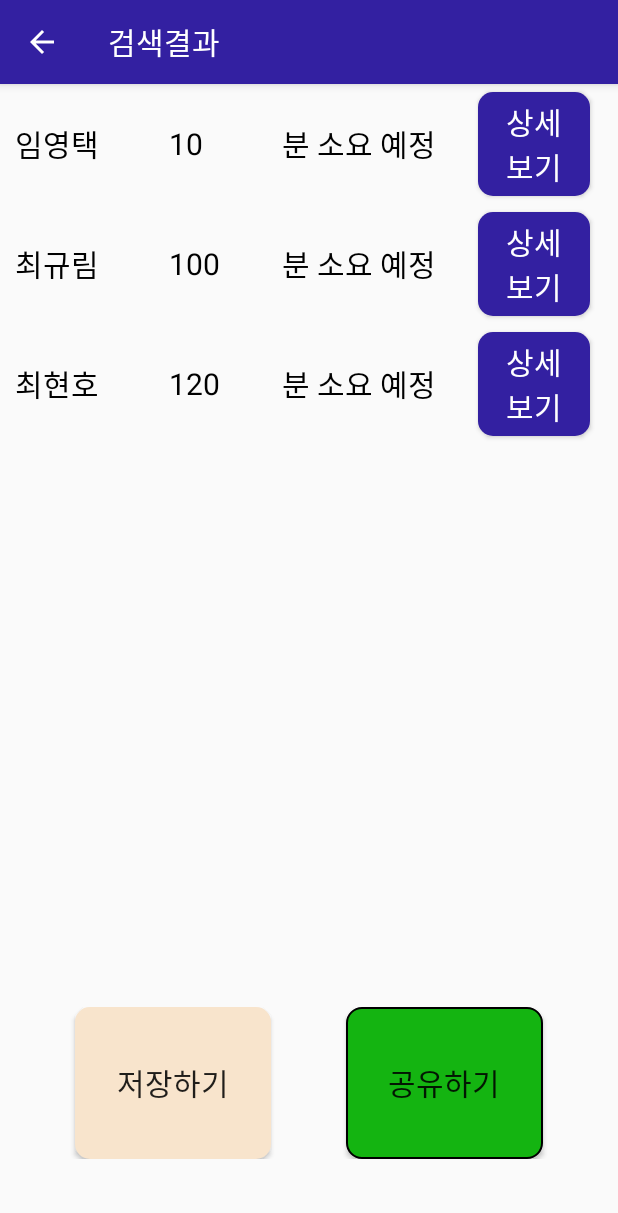
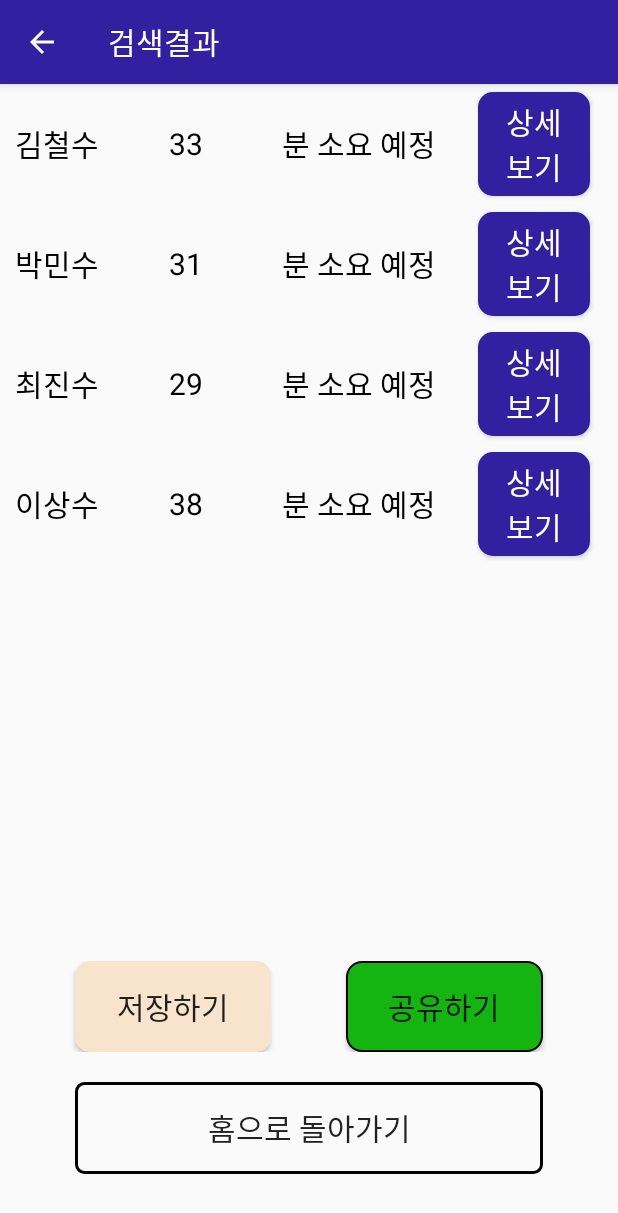
Before and after one commit to TEAM-MeetHere/MeetHere, an Android app: the ShowResult_2_7 screen opened directly, with no data from a screen before it, after a tap on "공유하기", on a phone screen of 412 x 824 dp. Shown: the top 1213 px of the screen. Run offline under Robolectric (Android 15) with nearby library versions, the phone set to English and light mode, and no system bars.

Commit message:
UI 수정 완료

```diff
--- a/app/src/main/java/com/example/meethere/MainActivity.kt
+++ b/app/src/main/java/com/example/meethere/MainActivity.kt
@@ -37,6 +37,8 @@ class MainActivity : AppCompatActivity() {
             val mAlertDialog = mBuilder.show()
             val okButton = mCodeView.findViewById<Button>(R.id.input_code_btn)
             okButton.setOnClickListener{
+                val intent = Intent(this, ShowResult_2_7::class.java)
+                startActivity(intent)
                 mAlertDialog.dismiss()
             }
         }
--- a/app/src/main/java/com/example/meethere/ResultAdopter.kt
+++ b/app/src/main/java/com/example/meethere/ResultAdopter.kt
@@ -67,6 +67,7 @@ class ResultAdopter (
                 notifyDataSetChanged()*/
                 val context=holder.itemView.context
                 val intent = Intent(context, ShowDetail_2_8::class.java)
+                intent.putExtra("Name",curAddress.Name)
                 context.startActivity(intent)
             }
         })
--- a/app/src/main/java/com/example/meethere/ShowDetail_2_8.kt
+++ b/app/src/main/java/com/example/meethere/ShowDetail_2_8.kt
@@ -10,6 +10,11 @@ class ShowDetail_2_8 : AppCompatActivity() {
         super.onCreate(savedInstanceState)
         setContentView(R.layout.activity_show_detail28)
 
+        val intent = intent
+        val Name = intent.getStringExtra("Name")
+
+        textViewNameDetail.text = Name + " 님의 상세 경로"
+
         btnShowMap.setOnClickListener {
             //val intent = Intent(applicationContext, selectDestination_2_6::class.java)
             val intent = Intent(applicationContext, ShowDetailMap_2_9::class.java)
--- a/app/src/main/java/com/example/meethere/ShowResult_2_7.kt
+++ b/app/src/main/java/com/example/meethere/ShowResult_2_7.kt
@@ -10,6 +10,9 @@ import com.example.meethere.databinding.ActivityMainBinding
 import kotlinx.android.synthetic.main.activity_set_location24.*
 import kotlinx.android.synthetic.main.activity_show_result27.*
 import kotlinx.android.synthetic.main.item_result.*
+import android.content.ClipData
+import android.content.ClipboardManager
+
 
 class ShowResult_2_7 : AppCompatActivity() {
     private lateinit var resultAdapter: ResultAdopter
@@ -28,19 +31,32 @@ class ShowResult_2_7 : AppCompatActivity() {
         recyclerViewResult.adapter = resultAdapter
         recyclerViewResult.layoutManager = LinearLayoutManager(this)
 
-        val resultObject1 = Result("임영택",10)
+        val resultObject1 = Result("김철수",33)
         resultAdapter.addResult(resultObject1)
-        val resultObject2 = Result("최규림",100)
+        val resultObject2 = Result("박민수",31)
         resultAdapter.addResult(resultObject2)
-        val resultObject3 = Result("최현호",120)
+        val resultObject3 = Result("최진수",29)
         resultAdapter.addResult(resultObject3)
+        val resultObject4 = Result("이상수",38)
+        resultAdapter.addResult(resultObject4)
 
         buttonSave.setOnClickListener {
-            Toast.makeText(this@ShowResult_2_7, "저장하기", Toast.LENGTH_SHORT).show()
+            Toast.makeText(this@ShowResult_2_7, "즐겨찾기에 저장이 완료되었습니다.", Toast.LENGTH_SHORT).show()
         }
 
         buttonShare.setOnClickListener {
-            Toast.makeText(this@ShowResult_2_7, "공유하기", Toast.LENGTH_SHORT).show()
+            val clipboard: ClipboardManager =
+                getSystemService(CLIPBOARD_SERVICE) as ClipboardManager
+            val clip = ClipData.newPlainText("label", "aTHaon(임시공유코드)")
+            clipboard.setPrimaryClip(clip)
+            Toast.makeText(this@ShowResult_2_7, "공유 코드가 클립보드에 복사되었습니다.", Toast.LENGTH_SHORT).show()
+        }
+        buttonHome.setOnClickListener {
+            val intentHome = Intent(applicationContext, MainActivity::class.java)
+            intentHome.addFlags(Intent.FLAG_ACTIVITY_CLEAR_TOP)
+            intentHome.addFlags(Intent.FLAG_ACTIVITY_SINGLE_TOP)
+            startActivity(intentHome)
+            finish()
         }
 
     }
--- a/app/src/main/res/layout/activity_main.xml
+++ b/app/src/main/res/layout/activity_main.xml
@@ -82,7 +82,7 @@
         android:layout_weight="2"
         android:background="@drawable/button_color_drawable"
         android:text="장소 검색 시작"
-        android:textColor="@color/subColor"
+        android:textColor="@color/white"
 
         android:textSize="30sp" />
 
--- a/app/src/main/res/layout/activity_show_result27.xml
+++ b/app/src/main/res/layout/activity_show_result27.xml
@@ -12,7 +12,7 @@
         android:id="@+id/recyclerViewResult"
         android:layout_width="match_parent"
         android:layout_height="wrap_content"
-        android:layout_weight="7"
+        android:layout_weight="6"
         app:layout_constraintEnd_toEndOf="parent"
         app:layout_constraintStart_toStartOf="parent"
         app:layout_constraintTop_toTopOf="parent">
@@ -27,7 +27,7 @@
     <LinearLayout
         android:layout_width="match_parent"
         android:layout_height="0dp"
-        android:layout_weight="2"
+        android:layout_weight="1.5"
         android:orientation="horizontal">
 
         <Space
@@ -68,4 +68,18 @@
 
     </LinearLayout>
 
+    <androidx.appcompat.widget.AppCompatButton
+        android:id="@+id/buttonHome"
+        android:layout_width="match_parent"
+        android:layout_height="0dp"
+        android:layout_gravity="center"
+        android:layout_weight="1.5"
+        android:layout_marginTop="20dp"
+        android:layout_marginStart="50dp"
+        android:layout_marginEnd="50dp"
+        android:background="@drawable/border"
+        android:text="홈으로 돌아가기"
+
+        android:textSize="20sp" />
+
 </LinearLayout>
```
Also changed, not shown: app/src/main/java/com/example/meethere/SetLocation_2_4.kt (+16 -7 lines), app/src/main/res/layout/activity_select_destination26.xml (+6 -6 lines), app/src/main/res/layout/activity_show_detail28.xml (+8 -6 lines).
